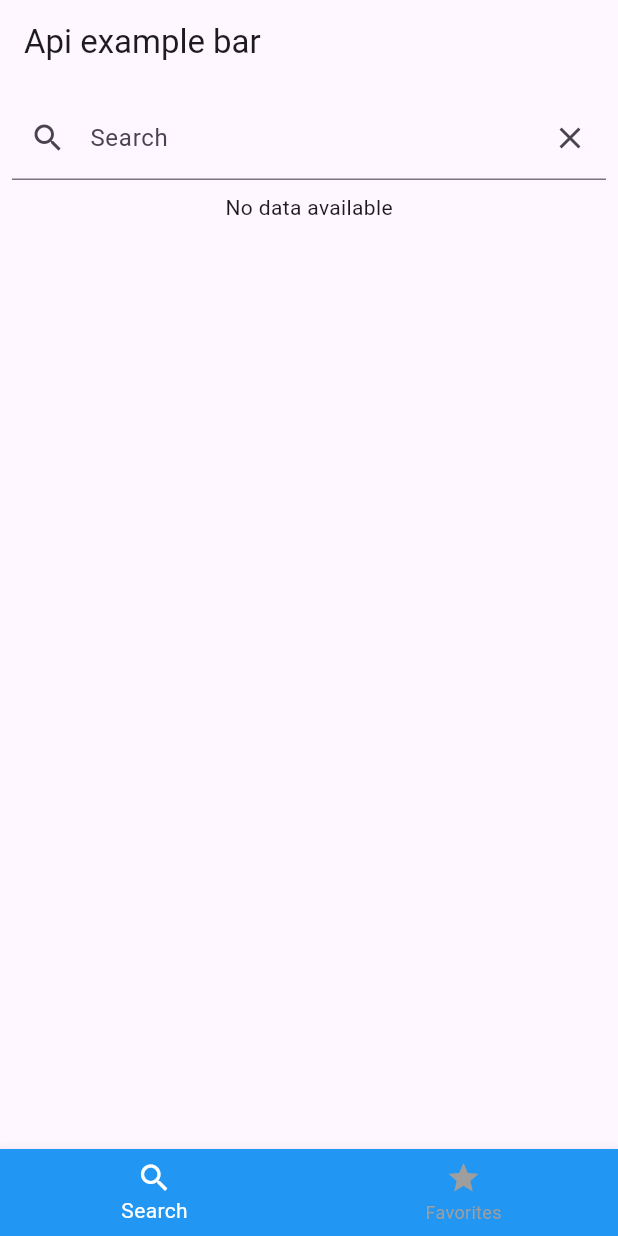
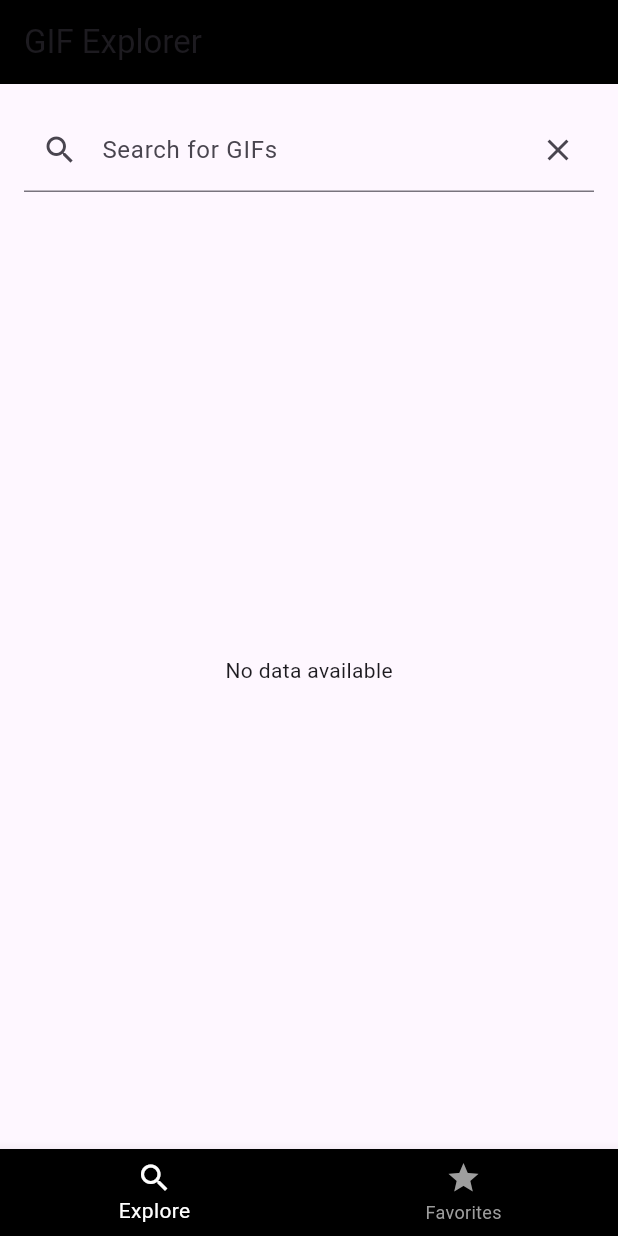
Before and after one commit to AdrianGPJ/FinalDelivery_MobileDevices, a Flutter app: the screen it shows after launch, on a phone screen of 412 x 824 dp. Run offline on Flutter 3.47's test engine with Material 3 defaults, Android fonts, the phone set to English and light mode, and no system bars.

```diff
--- a/lib/main.dart
+++ b/lib/main.dart
@@ -13,7 +13,12 @@ class MyApp extends StatelessWidget {
   @override
   Widget build(BuildContext context) {
     return MaterialApp(
-      title: 'Api example',
+      title: 'GIF Explorer',
+      theme: ThemeData(
+        primaryColor: Colors.blue,
+        visualDensity: VisualDensity.adaptivePlatformDensity,
+        fontFamily: 'Roboto',
+      ),
       home: MyHomePage(),
     );
   }
@@ -27,24 +32,25 @@ class MyHomePage extends StatefulWidget {
 class _MyHomePageState extends State<MyHomePage> {
   TextEditingController _searchController = TextEditingController();
   String _searchQuery = "";
+  List<Gif> _favoriteGifs = [];
   int _currentIndex = 0;
-  List<Gif> _favoriteGifs = [];
 
   @override
   Widget build(BuildContext context) {
     return Scaffold(
       appBar: AppBar(
-        title: Text('Api example bar'),
+        title: Text('GIF Explorer'),
+        backgroundColor: Colors.black,
       ),
-      body: SingleChildScrollView(
+      body: Padding(
+        padding: const EdgeInsets.all(16.0),
         child: Column(
+          crossAxisAlignment: CrossAxisAlignment.stretch,
           children: [
-            Padding(
-              padding: const EdgeInsets.all(8.0),
-              child: TextField(
+            TextField(
               controller: _searchController,
               decoration: InputDecoration(
-                  labelText: 'Search',
+                labelText: 'Search for GIFs',
                 prefixIcon: Icon(Icons.search),
                 suffixIcon: IconButton(
                   icon: Icon(Icons.clear),
@@ -58,65 +64,80 @@ class _MyHomePageState extends State<MyHomePage> {
                 _updateSearchQuery(value);
               },
             ),
-            ),
-            FutureBuilder(
+            SizedBox(height: 16.0),
+            Expanded(
+              child: FutureBuilder(
                 future: _searchQuery.isNotEmpty
                     ? loadTenorGifs(_searchQuery, 10)
                     : null,
                 builder: (context, snapshot) {
                   if (snapshot.connectionState == ConnectionState.waiting) {
-                  return CircularProgressIndicator();
+                    return Center(child: CircularProgressIndicator());
                   } else if (snapshot.hasError) {
                     print(snapshot.error);
-                  return Text("Error: ${snapshot.error}");
+                    return Center(child: Text("Error: ${snapshot.error}"));
                   } else if (!snapshot.hasData) {
-                  return Text("No data available");
+                    return Center(child: Text("No data available"));
                   }
 
                   final List<Gif> gifs = snapshot.data as List<Gif>;
 
-                return Column(
-                  children: gifs
-                      .asMap()
-                      .entries
-                      .map((entry) => GestureDetector(
-                            onTap: () => _showLargeGif(context, entry.value),
+                  return GridView.builder(
+                    gridDelegate: SliverGridDelegateWithMaxCrossAxisExtent(
+                      maxCrossAxisExtent: 200.0,
+                      mainAxisSpacing: 8.0,
+                      crossAxisSpacing: 8.0,
+                    ),
+                    itemCount: gifs.length,
+                    itemBuilder: (context, index) {
+                      return GestureDetector(
+                        onTap: () => _showLargeGif(context, gifs[index]),
                         child: Card(
+                          elevation: 4.0,
+                          color: Colors.black,
                           child: Column(
+                            crossAxisAlignment: CrossAxisAlignment.stretch,
                             children: [
-                                  Container(
-                                    height: 200,
+                              Expanded(
+                                child: Container(
                                   decoration: BoxDecoration(
+                                    borderRadius: BorderRadius.circular(8.0),
                                     image: DecorationImage(
-                                        image: NetworkImage(entry.value.url),
-                                        fit: BoxFit.contain,
+                                      image: NetworkImage(gifs[index].url),
+                                      fit: BoxFit.cover,
                                     ),
                                   ),
                                 ),
-                                  Padding(
-                                    padding: const EdgeInsets.all(16.0),
-                                    child: Text(entry.value.name),
-                                  )
-                                ],
-                              ),
-                            ),
-                          ))
-                      .toList(),
-                );
-              },
                               ),
                             ],
                           ),
                         ),
+                      );
+                    },
+                  );
+                },
+              ),
+            ),
+          ],
+        ),
+      ),
+      floatingActionButton: _favoriteGifs.isNotEmpty
+          ? FloatingActionButton(
+              onPressed: () => _showFavorites(context),
+              child: Icon(Icons.star),
+              backgroundColor: Colors.orange.shade300,
+            )
+          : null,
       bottomNavigationBar: BottomNavigationBar(
         currentIndex: _currentIndex,
-        backgroundColor: Colors.blue,
+        backgroundColor: Colors.black,
         selectedItemColor: Colors.white,
         unselectedItemColor: Colors.grey,
+        elevation: 8.0,
         items: [
           BottomNavigationBarItem(
             icon: Icon(Icons.search),
-            label: 'Search',
+            label: 'Explore',
           ),
           BottomNavigationBarItem(
             icon: Icon(Icons.star),
```
Also changed, not shown: lib/favourites_screen.dart (+75 -14 lines), lib/large_gif_screen.dart (+54 -7 lines). Lines whose indentation alone changed are shown as unchanged.
